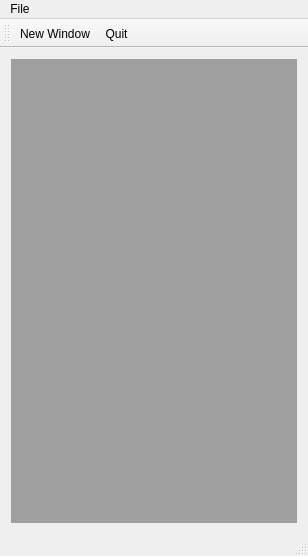
Old version of the form mainwindow.ui in the repository skronstein/MultiTimer.
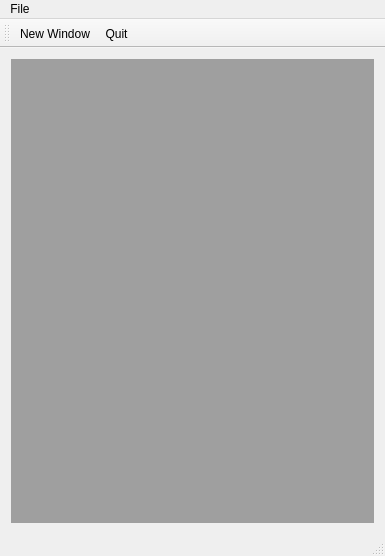
New version of the form.

Commit message:
Adjust default widths of mainWindow and TIUdialog
to match the width of the reminders, and to support longer window titles.
Also increase the default width of the child windows to match the newly
increased width of the mdiArea in the main window.

```diff
--- a/mainwindow.ui
+++ b/mainwindow.ui
@@ -6,7 +6,7 @@
    <rect>
     <x>0</x>
     <y>0</y>
-    <width>308</width>
+    <width>385</width>
     <height>556</height>
    </rect>
   </property>
@@ -25,8 +25,8 @@
     <rect>
      <x>0</x>
      <y>0</y>
-     <width>308</width>
-     <height>21</height>
+     <width>385</width>
+     <height>22</height>
     </rect>
    </property>
    <widget class="QMenu" name="menuNew_Window">
```
The commit also changes 2 other files.
